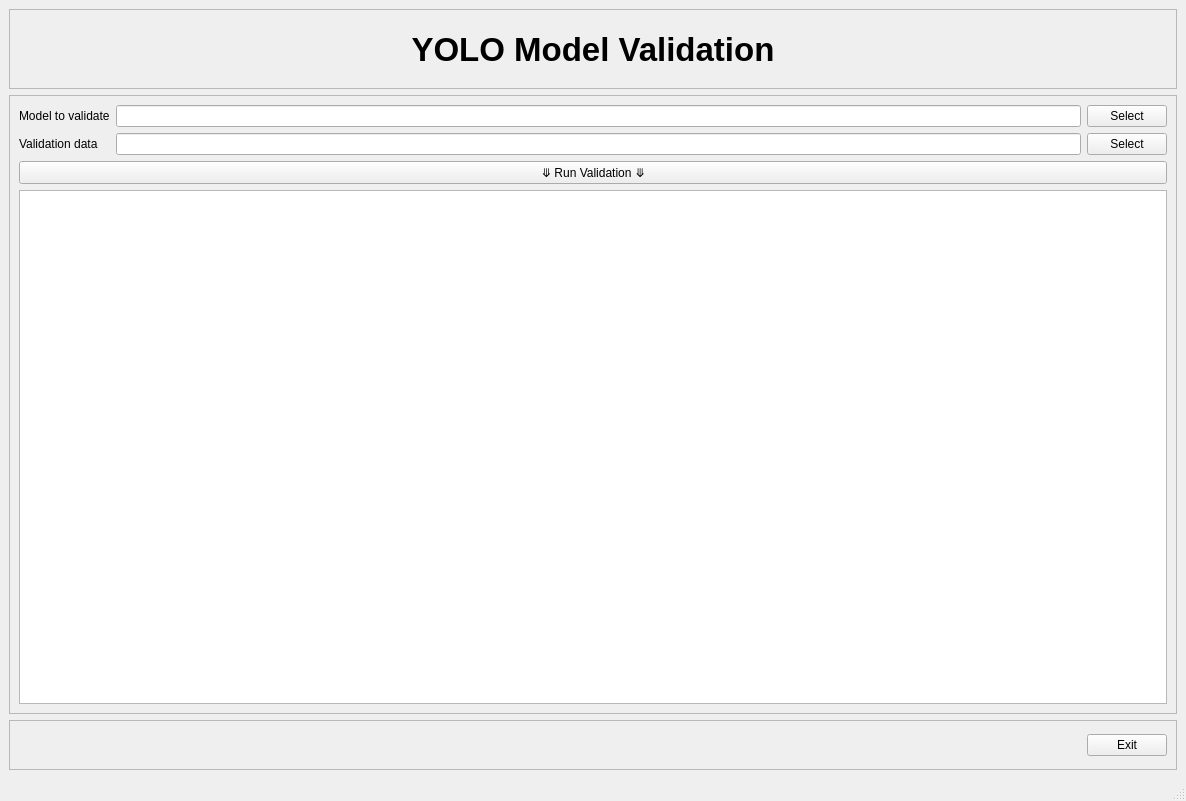
Above: main.ui from greathtj/yolov8_map2025 before the change. Below: the same form after it.
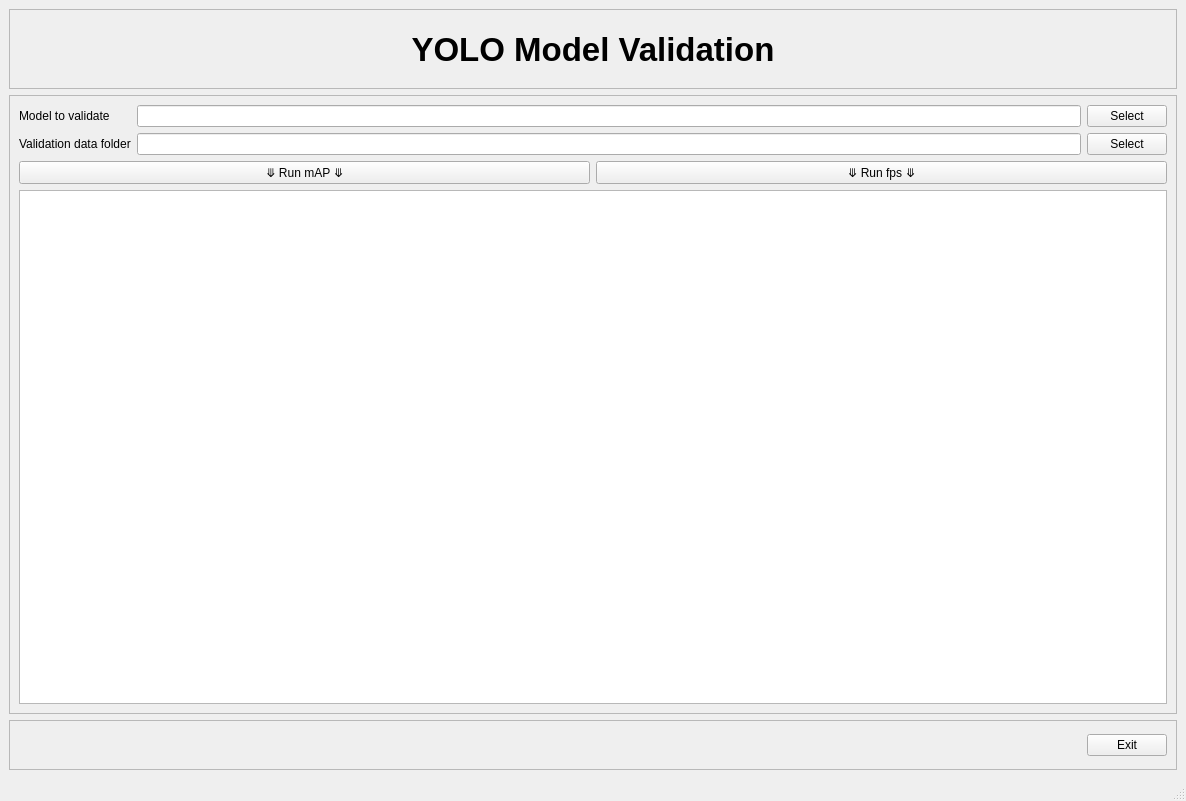
That is the form after the change.

Patch:
```diff
--- a/main.ui
+++ b/main.ui
@@ -92,7 +92,7 @@
          <item row="1" column="0">
           <widget class="QLabel" name="label_3">
            <property name="text">
-            <string>Validation data</string>
+            <string>Validation data folder</string>
            </property>
           </widget>
          </item>
@@ -109,11 +109,22 @@
         </layout>
        </item>
        <item>
-        <widget class="QPushButton" name="pushButtonRunValidation">
+        <layout class="QHBoxLayout" name="horizontalLayout_2">
+         <item>
+          <widget class="QPushButton" name="pushButtonRunMAP">
          <property name="text">
-          <string>⤋ Run Validation ⤋</string>
-         </property>
-        </widget>
+            <string>⤋ Run mAP ⤋</string>
+           </property>
+          </widget>
+         </item>
+         <item>
+          <widget class="QPushButton" name="pushButtonRunFPS">
+           <property name="text">
+            <string>⤋ Run fps ⤋</string>
+           </property>
+          </widget>
+         </item>
+        </layout>
        </item>
        <item>
         <widget class="QTextBrowser" name="textBrowserOutput"/>
```
Lines whose indentation alone changed are shown as unchanged.
